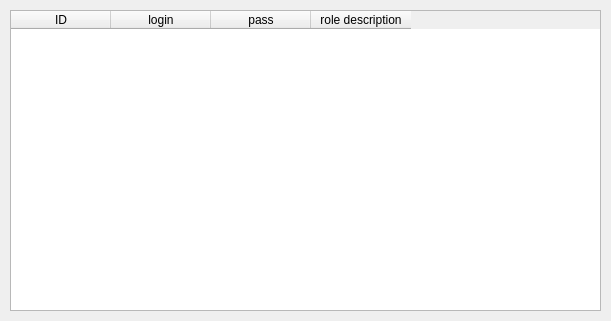
Before: the Qt Designer form Launcher/moduleadm.ui in PilipenkoEugene/StillLauncher_Review, drawn with Qt 5.
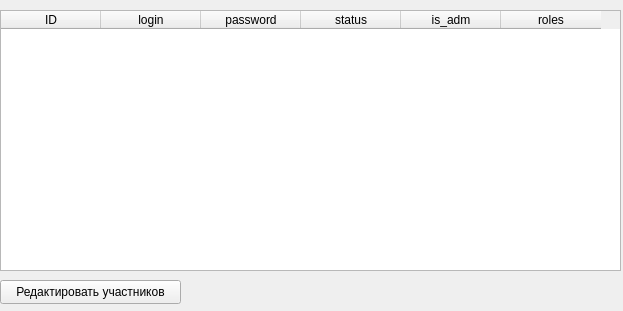
After: the same form once the commit is applied.

Patch:
```diff
--- a/Launcher/moduleadm.ui
+++ b/Launcher/moduleadm.ui
@@ -6,8 +6,8 @@
    <rect>
     <x>0</x>
     <y>0</y>
-    <width>611</width>
-    <height>321</height>
+    <width>623</width>
+    <height>311</height>
    </rect>
   </property>
   <property name="windowTitle">
@@ -16,12 +16,21 @@
   <widget class="QTableWidget" name="tableWidget">
    <property name="geometry">
     <rect>
-     <x>10</x>
+     <x>0</x>
      <y>10</y>
-     <width>591</width>
-     <height>301</height>
+     <width>621</width>
+     <height>261</height>
     </rect>
    </property>
+   <property name="minimumSize">
+    <size>
+     <width>621</width>
+     <height>0</height>
+    </size>
+   </property>
+   <property name="editTriggers">
+    <set>QAbstractItemView::NoEditTriggers</set>
+   </property>
    <column>
     <property name="text">
      <string>ID</string>
@@ -34,14 +43,37 @@
    </column>
    <column>
     <property name="text">
-     <string>pass</string>
+     <string>password</string>
     </property>
    </column>
    <column>
     <property name="text">
-     <string>role description</string>
+     <string>status</string>
     </property>
    </column>
+   <column>
+    <property name="text">
+     <string>is_adm</string>
+    </property>
+   </column>
+   <column>
+    <property name="text">
+     <string>roles</string>
+    </property>
+   </column>
+  </widget>
+  <widget class="QPushButton" name="pushButton">
+   <property name="geometry">
+    <rect>
+     <x>0</x>
+     <y>280</y>
+     <width>181</width>
+     <height>24</height>
+    </rect>
+   </property>
+   <property name="text">
+    <string>Редактировать участников</string>
+   </property>
   </widget>
  </widget>
  <resources/>
```
